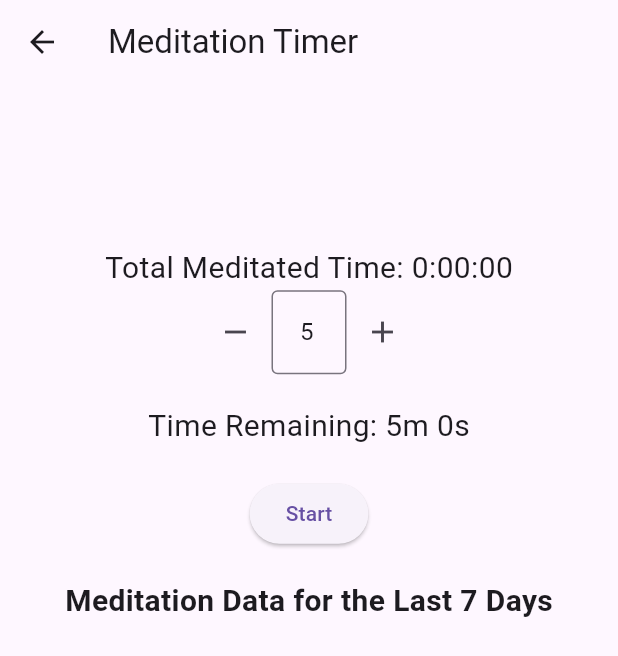
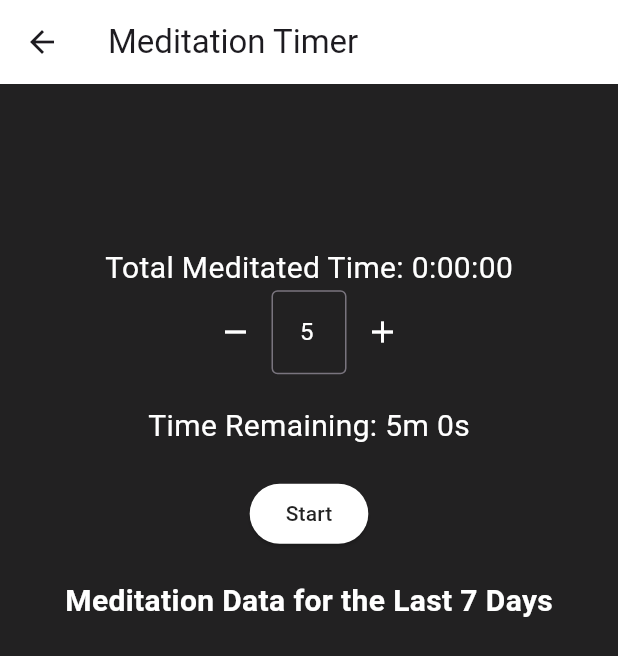
Before and after one commit to DamjanVincic/gdsc-solution-challenge, a Flutter app: the screen it shows after launch, after a tap on "MEDITATION", on a phone screen of 412 x 824 dp. Shown: the top 656 px of the screen. Run offline on Flutter 3.47's test engine with Material 3 defaults, Android fonts, the phone set to English and light mode, and no system bars; drawn by our look-alikes of fl_chart; our stand-ins replace flutter_local_notifications, google_maps_flutter, location, permission_handler, share, shared_preferences and 1 more; missing offline and left inert: flutter_config; network calls fail.

Commit message:
Meditation redesign

```diff
--- a/lib/src/views/hub.dart
+++ b/lib/src/views/hub.dart
@@ -1,3 +1,4 @@
+import 'package:devfest_hackathon_2023/main.dart';
 import 'package:flutter/material.dart';
 import 'package:devfest_hackathon_2023/src/services/quote_service.dart';
 import 'package:devfest_hackathon_2023/src/views/habit_list_screen.dart';
@@ -83,7 +84,7 @@ class Hub extends StatelessWidget {
                 Navigator.push(
                   context,
                   MaterialPageRoute(
-                    builder: (context) => const MeditationScreen(),
+                    builder: (context) => MeditationScreen(primaryColor: primaryColor, accentColor: accentColor),
                   ),
                 );
               },
--- a/lib/src/views/meditation_screen.dart
+++ b/lib/src/views/meditation_screen.dart
@@ -4,8 +4,16 @@ import '../models/meditation_data.dart';
 import '../utils/meditation_data_handler.dart';
 import 'package:fl_chart/fl_chart.dart';
 
+
 class MeditationScreen extends StatefulWidget {
-  const MeditationScreen({Key? key}) : super(key: key);
+  final Color primaryColor;
+  final Color accentColor;
+
+  const MeditationScreen({
+    Key? key,
+    required this.primaryColor,
+    required this.accentColor,
+  }) : super(key: key);
 
   @override
   State<MeditationScreen> createState() => _MeditationScreenState();
@@ -102,23 +110,30 @@ class _MeditationScreenState extends State<MeditationScreen> {
 
   @override
   Widget build(BuildContext context) {
+    final Color primaryColor = widget.primaryColor;
+    final Color accentColor = widget.accentColor;
+
     return Scaffold(
       appBar: AppBar(
         title: const Text('Meditation Timer'),
+        backgroundColor: Colors.white, // Set the app bar background color
       ),
-      body: Center(
+      body: Container(
+        color: accentColor, // Set the actual background color
+        child: Center(
           child: Column(
             mainAxisAlignment: MainAxisAlignment.center,
             children: [
               Text(
                 'Total Meditated Time: ${_formatTotalMeditationTime()}',
-              style: const TextStyle(fontSize: 20),
+                style: TextStyle(fontSize: 20, color: Colors.white), // Set text color
               ),
               Row(
                 mainAxisAlignment: MainAxisAlignment.center,
                 children: [
                   IconButton(
                     icon: const Icon(Icons.remove),
+                    color: Colors.white, // Set icon color
                     onPressed: () {
                       setState(() {
                         if (meditationDuration > 1) {
@@ -134,6 +149,7 @@ class _MeditationScreenState extends State<MeditationScreen> {
                     child: TextFormField(
                       textAlign: TextAlign.center,
                       keyboardType: TextInputType.number,
+                      style: TextStyle(color: Colors.white), // Set text color
                       onChanged: (value) {
                         int newValue = int.tryParse(value) ?? 0;
                         setState(() {
@@ -143,14 +159,16 @@ class _MeditationScreenState extends State<MeditationScreen> {
                           secondsLeft = meditationDuration * 60;
                         });
                       },
-                    decoration: const InputDecoration(
+                      decoration: InputDecoration(
                         border: OutlineInputBorder(),
+                        hintStyle: TextStyle(color: Colors.white), // Set hint text color
                       ),
                       controller: TextEditingController(text: meditationDuration.toString()),
                     ),
                   ),
                   IconButton(
                     icon: const Icon(Icons.add),
+                    color: Colors.white, // Set icon color
                     onPressed: () {
                       setState(() {
                         meditationDuration++;
@@ -164,17 +182,23 @@ class _MeditationScreenState extends State<MeditationScreen> {
               const SizedBox(height: 20),
               Text(
                 'Time Remaining: ${secondsLeft ~/ 60}m ${secondsLeft % 60}s',
-              style: const TextStyle(fontSize: 20),
+                style: const TextStyle(fontSize: 20, color: Colors.white),
               ),
               const SizedBox(height: 20),
               ElevatedButton(
                 onPressed: startStopTimer,
-              child: Text(isTimerRunning ? 'Stop' : 'Start'),
+                child: Text(
+                  isTimerRunning ? 'Stop' : 'Start',
+                  style: TextStyle(color: accentColor),
+                ),
+                style: ElevatedButton.styleFrom(
+                  primary: Colors.white, // Set button background color
+                ),
               ),
               const SizedBox(height: 20),
-            const Text(
+              Text(
                 'Meditation Data for the Last 7 Days',
-              style: TextStyle(fontSize: 20, fontWeight: FontWeight.bold),
+                style: TextStyle(fontSize: 20, fontWeight: FontWeight.bold, color: Colors.white),
               ),
               Column(
                 children: [
@@ -197,6 +221,7 @@ class _MeditationScreenState extends State<MeditationScreen> {
                 ],
               ),
             ],
+          ),
         ),
       ),
     );
@@ -236,6 +261,7 @@ class _MeditationScreenState extends State<MeditationScreen> {
           title: '$count sessions\n${duration}m', // Display count and duration in minutes
           radius: 60,
           titleStyle: const TextStyle(fontSize: 12, fontWeight: FontWeight.bold, color: Colors.white),
+
         ),
       );
     });
@@ -274,7 +300,7 @@ class _MeditationScreenState extends State<MeditationScreen> {
                 color: colors[colorIndex % colors.length],
               ),
               const SizedBox(width: 4),
-              Text('$duration min'),
+              Text('$duration min', style: TextStyle(color: Colors.white)),
               const SizedBox(width: 16), // Adjust spacing as needed
             ],
           )
```
Also changed, not shown: lib/src/views/settings_screen.dart (+135 -61 lines). Lines whose indentation alone changed are shown as unchanged.
